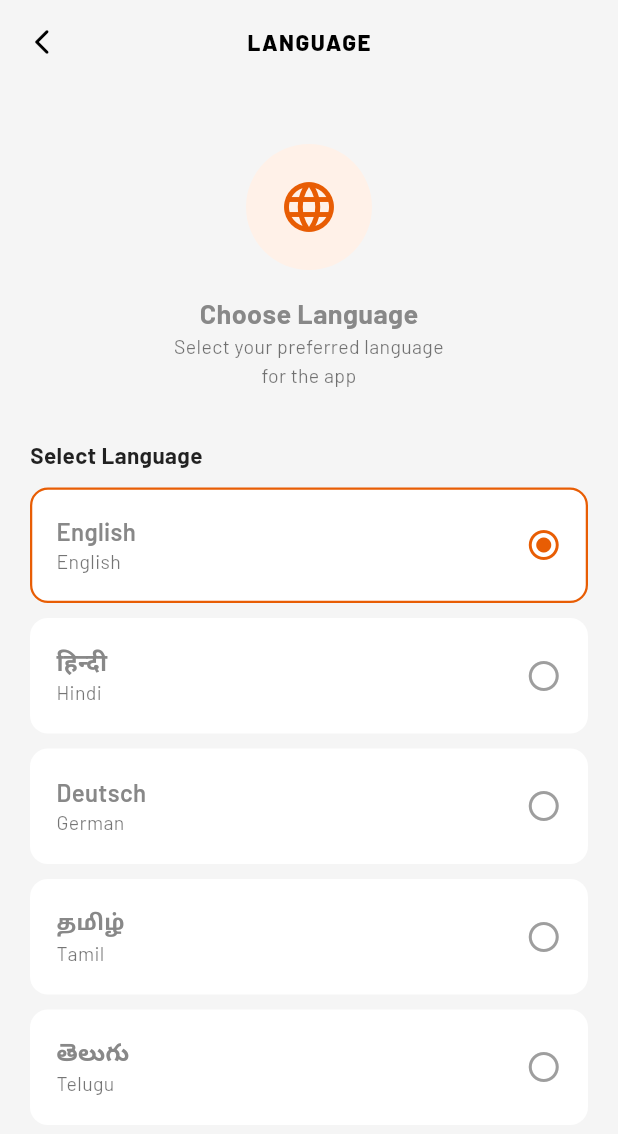
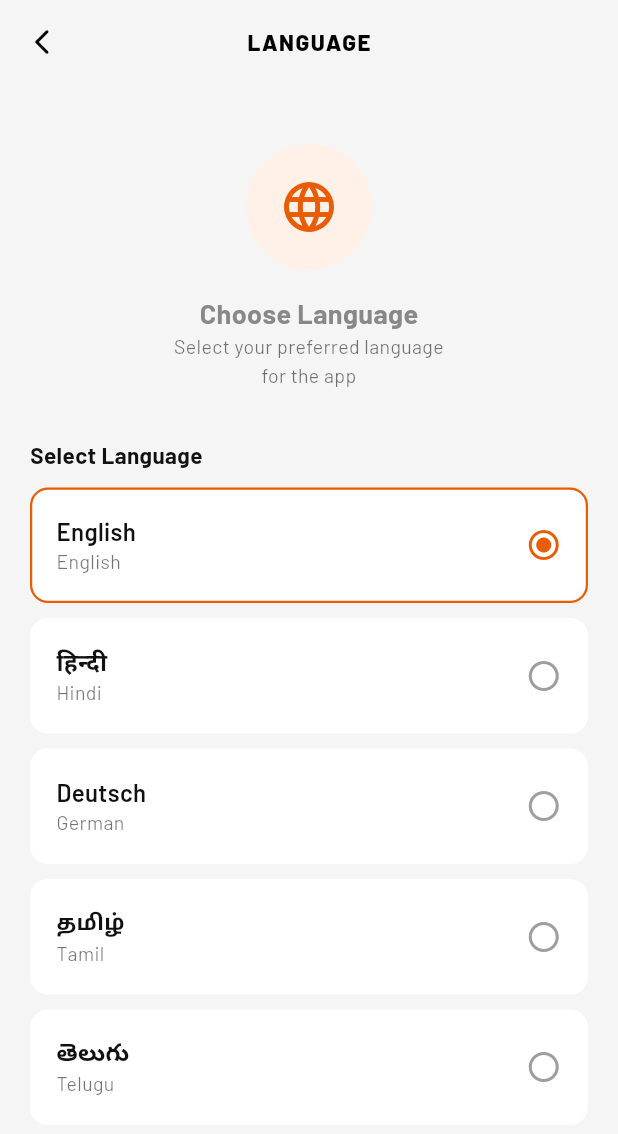
Before and after one commit to mzaidiii/Pawffy_User, a Flutter app: the LanguageScreen screen opened directly, on a phone screen of 412 x 824 dp. Shown: the top 1134 px of the screen. Run offline on Flutter 3.47's test engine with Material 3 defaults, Android fonts, the phone set to English and light mode, and no system bars; our stand-ins replace cached_network_image, device_preview, dio, flutter_riverpod, flutter_secure_storage, geocoding and 4 more; missing offline and left inert: flutter_stripe; accounts and stored records are empty.

Commit message:
Language Screen

```diff
--- a/lib/features/profile/settings/preferences/language_screen.dart
+++ b/lib/features/profile/settings/preferences/language_screen.dart
@@ -38,8 +38,10 @@ class _LanguageScreenState extends State<LanguageScreen> {
               child: Container(
                 width: 84,
                 height: 84,
-                decoration: const BoxDecoration(
-                  color: Color(0xFFFFF1E8),
+                decoration: BoxDecoration(
+                  color: Theme.of(context).brightness == Brightness.dark
+                      ? const Color(0xFF2A2A2A)
+                      : const Color(0xFFFFF1E8),
                   shape: BoxShape.circle,
                 ),
                 child: const Icon(
@@ -65,7 +67,12 @@ class _LanguageScreenState extends State<LanguageScreen> {
               child: Text(
                 'Select your preferred language\nfor the app',
                 textAlign: TextAlign.center,
-                style: GoogleFonts.barlow(fontSize: 13, color: Colors.black54),
+                style: GoogleFonts.barlow(
+                  fontSize: 13,
+                  color: Theme.of(context).brightness == Brightness.dark
+                      ? Colors.white70
+                      : Colors.black54,
+                ),
               ),
             ),
 
@@ -76,7 +83,7 @@ class _LanguageScreenState extends State<LanguageScreen> {
               style: GoogleFonts.barlow(
                 fontSize: 15,
                 fontWeight: FontWeight.w700,
-                color: Colors.black87,
+                color: Theme.of(context).colorScheme.onSurface,
               ),
             ),
 
@@ -91,13 +98,14 @@ class _LanguageScreenState extends State<LanguageScreen> {
 
   Widget _buildLanguageTile(Map<String, String> lang) {
     final isSelected = _selectedLanguage == lang['name'];
+    final isDark = Theme.of(context).brightness == Brightness.dark;
     return GestureDetector(
       onTap: () => setState(() => _selectedLanguage = lang['name']!),
       child: Container(
         margin: const EdgeInsets.only(bottom: 10),
         padding: const EdgeInsets.symmetric(horizontal: 16, vertical: 16),
         decoration: BoxDecoration(
-          color: Colors.white,
+          color: isDark ? const Color(0xFF232323) : Colors.white,
           borderRadius: BorderRadius.circular(12),
           border: Border.all(
             color: isSelected ? const Color(0xFFE85D04) : Colors.transparent,
@@ -115,13 +123,14 @@ class _LanguageScreenState extends State<LanguageScreen> {
                     style: GoogleFonts.barlow(
                       fontSize: 16,
                       fontWeight: FontWeight.w600,
+                      color: Theme.of(context).colorScheme.onSurface,
                     ),
                   ),
                   Text(
                     lang['native']!,
                     style: GoogleFonts.barlow(
                       fontSize: 13,
-                      color: Colors.black54,
+                      color: isDark ? Colors.white70 : Colors.black54,
                     ),
                   ),
                 ],
```
